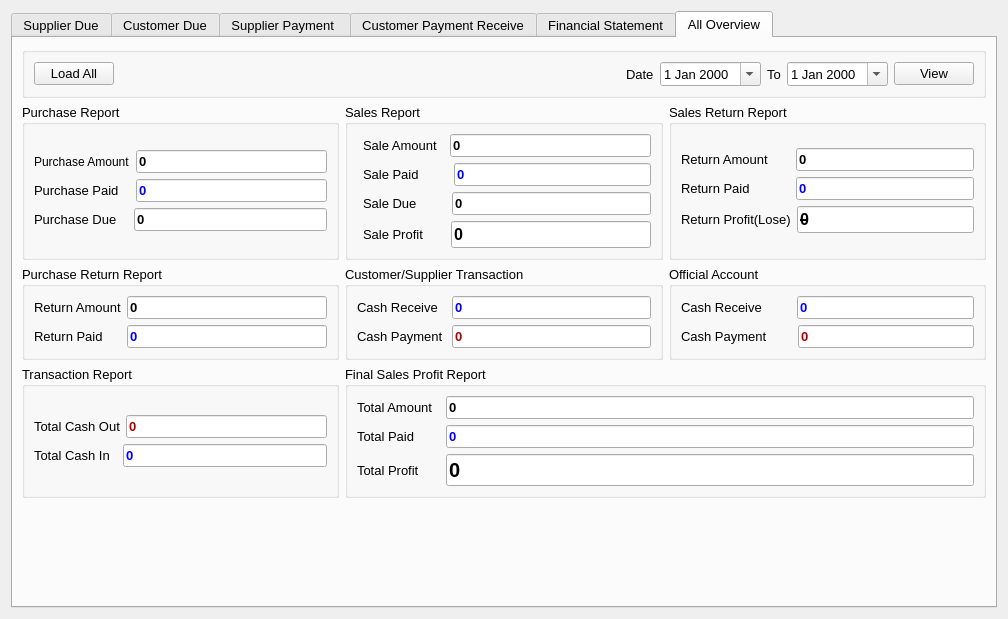
Old version of the form ui/report.ui in the repository ansarul543/pos-inventory.
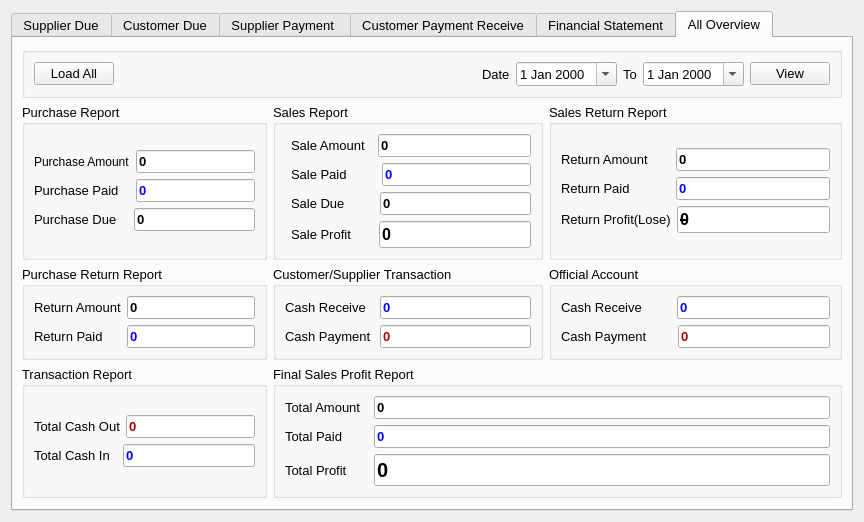
New version of the form.

Patch:
```diff
--- a/ui/report.ui
+++ b/ui/report.ui
@@ -9,8 +9,8 @@
    <rect>
     <x>0</x>
     <y>0</y>
-    <width>1008</width>
-    <height>619</height>
+    <width>864</width>
+    <height>513</height>
    </rect>
   </property>
   <property name="windowTitle">
```
